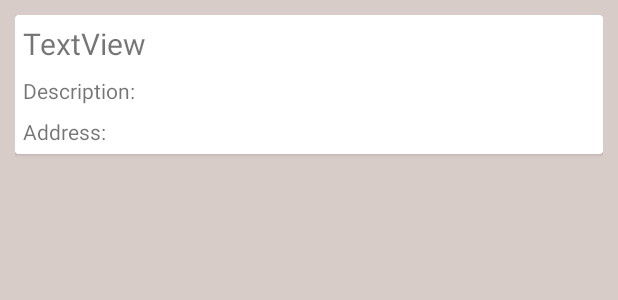
After one commit to romilparh/Locus---Location-Based-POI-Finder, an Android app: the layout rv_reminder_template.xml on its own in the app's theme, with its tools: preview values and no code run, on a phone screen of 412 x 824 dp. The commit adds this screen. Shown: the top 300 px of the screen. Run offline under Robolectric (Android 15) with nearby library versions, the phone set to English and light mode, and no system bars.

Commit message:
Added basic reminders functionality

```diff
--- a/app/src/main/AndroidManifest.xml
+++ b/app/src/main/AndroidManifest.xml
@@ -63,7 +63,7 @@
             android:theme="@style/AppTheme.NoActionBar" />
 
         <activity
-            android:name=".ui.Reminder_UI_Activity"
+            android:name=".ui.NewReminder"
             android:noHistory="true" />
 
         <activity
--- /dev/null
+++ b/app/src/main/res/layout/rv_reminder_template.xml
@@ -0,0 +1,67 @@
+<?xml version="1.0" encoding="utf-8"?>
+<LinearLayout xmlns:android="http://schemas.android.com/apk/res/android"
+    android:layout_width="match_parent"
+    android:layout_height="match_parent"
+    android:orientation="vertical"
+    android:padding="10dp"
+    android:background="#d7ccc8">
+
+    <android.support.v7.widget.CardView
+        android:layout_width="match_parent"
+        android:layout_height="wrap_content"
+        android:padding="10dp"
+        cardBackgroundColor="@android:color/white"
+        cardElevation="2dp"
+        cardUseCompatPadding="true"
+        android:foreground="?android:attr/selectableItemBackground"
+        >
+
+        <RelativeLayout
+            android:layout_width="match_parent"
+            android:layout_height="match_parent"
+            android:padding="5dp">
+
+            <TextView
+                android:id="@+id/task_title"
+                android:layout_width="match_parent"
+                android:layout_height="wrap_content"
+                android:textSize="20sp"
+                android:text="TextView" />
+
+            <TextView
+                android:id="@+id/desc_title_tv"
+                android:layout_width="wrap_content"
+                android:layout_height="wrap_content"
+                android:layout_below="@id/task_title"
+                android:layout_marginTop="8dp"
+                android:text="Description: " />
+
+            <TextView
+                android:id="@+id/desc_title_text_tv"
+                android:layout_width="wrap_content"
+                android:layout_marginTop="8dp"
+                android:layout_height="wrap_content"
+                android:layout_toRightOf="@id/desc_title_tv"
+                android:layout_below="@id/task_title"/>
+
+            <TextView
+                android:id="@+id/address_title_tv"
+                android:layout_below="@+id/desc_title_tv"
+                android:layout_marginTop="8dp"
+                android:layout_width="wrap_content"
+                android:layout_height="wrap_content"
+                android:text="@string/address_text_title"/>
+
+            <TextView
+                android:id="@+id/address_title_text_tv"
+                android:layout_width="wrap_content"
+                android:layout_height="wrap_content"
+                android:layout_marginTop="8dp"
+                android:layout_below="@id/desc_title_tv"
+                android:layout_toRightOf="@id/address_title_tv" />
+
+        </RelativeLayout>
+
+    </android.support.v7.widget.CardView>
+
+</LinearLayout>
--- a/app/src/main/res/values/strings.xml
+++ b/app/src/main/res/values/strings.xml
@@ -40,4 +40,8 @@
     <string name="choose_location_tv_ni">Choose Location</string>
     <string name="radius_text">Radius</string>
     <string name="address_text_tv_ni">Address</string>
+    <string name="title_error">Title cannot be empty.</string>
+    <string name="description_error">Description cannot be empty.</string>
+    <string name="task_desc_title">Description: </string>
+    <string name="address_text_title">Address:</string>
 </resources>
```
Also changed, not shown: app/src/main/java/xyz/gautamhans/locus/db/DBHelper.java (+95 -1 lines), app/src/main/java/xyz/gautamhans/locus/db/DatabaseModel.java (added, +67 -0 lines), app/src/main/java/xyz/gautamhans/locus/db/RemindersContract.java (deleted, +0 -8 lines), app/src/main/java/xyz/gautamhans/locus/entity/StoredReminder.java (+21 -1 lines), app/src/main/java/xyz/gautamhans/locus/ui/NewReminder.java (added, +181 -0 lines), app/src/main/java/xyz/gautamhans/locus/ui/Reminder_UI_Activity.java (deleted, +0 -88 lines), app/src/main/java/xyz/gautamhans/locus/ui/Reminders.java (+37 -3 lines), app/src/main/java/xyz/gautamhans/locus/ui/adapter/RVAdapter_Reminders.java (added, +64 -0 lines), app/src/main/res/layout/activity_reminder_ui.xml (+9 -7 lines), app/src/main/res/layout/activity_reminders.xml (+7 -0 lines).
